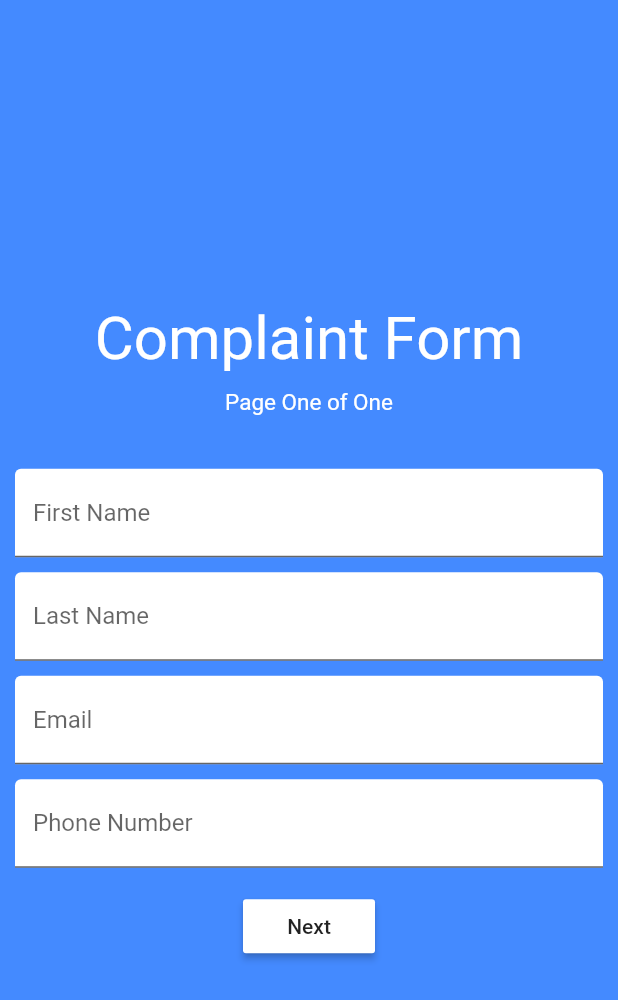
After one commit to CHSCodeForChange/ICRC-App, a Flutter app: the screen it shows after launch, after a tap on "Begin", on a phone screen of 412 x 824 dp. The commit adds this screen. Shown: the top 1000 px of the screen. Run offline on Flutter 3.47's test engine with Material 2 defaults, Android fonts, the phone set to English and light mode, and no system bars.

Commit message:
added basic form stuff

```diff
--- /dev/null
+++ b/lib/pages/form/page_one.dart
@@ -0,0 +1,158 @@
+import 'package:flutter/material.dart';
+import 'package:flutter/widgets.dart';
+
+// Define a Custom Form Widget
+class PageOne extends StatefulWidget {
+  @override
+  PageOneState createState() => new PageOneState();
+}
+
+// Define a corresponding State class. This class will hold the data related to
+// the form.
+class PageOneState extends State<PageOne> {
+  // Create a global key that will uniquely identify the Form widget and allow
+  // us to validate the form
+  //
+  // Note: This is a `GlobalKey<FormState>`, not a GlobalKey<MyCustomFormState>!
+  final _formKey = GlobalKey<FormState>();
+
+  final firstname = TextEditingController();
+  final lastname = TextEditingController();
+  final email = TextEditingController();
+  final number = TextEditingController();
+
+  final double formMarginHoriz = 10.0;
+  final double formMarginVert = 5.0;
+
+  bool isNumeric(String s) {
+    if(s == null) {
+      return false;
+    }
+    return double.parse(s, (e) => null) != null;
+  }
+
+  @override
+  Widget build(BuildContext context) {
+    return new Material(
+      color: Colors.blueAccent,
+      child: new Container(
+        child: new Form(
+          key: _formKey,
+          child: new Column(
+            mainAxisAlignment: MainAxisAlignment.center,
+            children: <Widget>[
+              new Container(
+                margin: EdgeInsets.only(top:30.0),
+                child: new Text(
+                  'Complaint Form',
+                  textAlign: TextAlign.center,
+                  style: new TextStyle(fontSize: 40.0, color: Colors.white),
+                )
+              ),
+              new Container(
+                margin: EdgeInsets.only(top:10.0, bottom: 30.0),
+                child: new Text(
+                  'Page One of One',
+                  textAlign: TextAlign.center,
+                  style: new TextStyle(fontSize: 15.0, color: Colors.white),
+                )
+              ),
+              new Container(
+                margin: EdgeInsets.only(top: formMarginVert,  bottom: formMarginVert, left: formMarginHoriz, right: formMarginHoriz),
+                child: new TextFormField(
+                  controller: firstname,
+
+                  decoration: new InputDecoration(
+                    labelText: "First Name",
+                    fillColor: Colors.white,
+                    errorStyle: TextStyle(color: Colors.white),
+                    filled: true,
+                  ),
+                  validator: (value) {
+                    if (value.isEmpty) {
+                      return "Enter some text";
+                    }
+                  },
+                )
+              ),
+              new Container(
+                margin: EdgeInsets.only(top: formMarginVert,  bottom: formMarginVert, left: formMarginHoriz, right: formMarginHoriz),
+                child: new TextFormField(
+                  controller: lastname,
+                  decoration: new InputDecoration(
+                    labelText: "Last Name",
+                    fillColor: Colors.white,
+                    errorStyle: TextStyle(color: Colors.white),
+                    filled: true,
+                  ),
+                  validator: (value) {
+                    if (value.isEmpty) {
+                      return "Enter some text";
+                    }
+                  },
+                )
+              ),
+              new Container(
+                margin: EdgeInsets.only(top: formMarginVert,  bottom: formMarginVert, left: formMarginHoriz, right: formMarginHoriz),
+                child: new TextFormField(
+                  controller: email,
+                  decoration: new InputDecoration(
+                    labelText: "Email",
+                    fillColor: Colors.white,
+                    errorStyle: TextStyle(color: Colors.white),
+                    filled: true,
+                  ),
+                  validator: (value) {
+                    if (value.isEmpty) {
+                      return "Enter some text";
+                    } else if (!value.contains('@') || !value.contains('.')) {
+                      return "Not a valid email";
+                    }
+                  },
+                )
+              ),
+              new Container(
+                margin: EdgeInsets.only(top: formMarginVert,  bottom: formMarginVert, left: formMarginHoriz, right: formMarginHoriz),
+                child: new TextFormField(
+                  controller: number,
+                  decoration: new InputDecoration(
+                    labelText: "Phone Number",
+                    fillColor: Colors.white,
+                    errorStyle: TextStyle(color: Colors.white),
+                    filled: true,
+                  ),
+                  validator: (value) {
+                    if (value.isEmpty) {
+                      return "Enter some text";
+                    } else if (!isNumeric(value)) {
+                      return "Should only contain numbers";
+                    } else if (value.length != 10) {
+                      return "Should be 3 digit area code and 7 digit local number";
+                    }
+                  },
+                )
+              ),
+
+              new Container(
+                margin: EdgeInsets.all(10.0),
+                child: new RaisedButton(
+                  onPressed: () {
+
+                    if (_formKey.currentState.validate()) {
+                      print(firstname.text);
+                      print(lastname.text);
+                      print(email.text);
+                      print(number.text);
+                    }
+                  },
+                  color: Colors.white,
+                  child: Text('Next'),
+                )
+              )
+            ],
+          )
+        )
+      )
+    );
+  }
+}
--- a/lib/pages/home.dart
+++ b/lib/pages/home.dart
@@ -1,14 +1,14 @@
 import 'package:flutter/material.dart';
 import 'package:flutter/widgets.dart';
+import './form/page_one.dart';
 
 class Home extends StatelessWidget {
 
-  void openAddPassMenu () {
-  }
+
   @override
   Widget build(BuildContext context) {
     return new Material(
-      color: Colors.lightBlue,
+      color: Colors.blueAccent,
 
       child: new Container(
         child: Column(
@@ -32,7 +32,18 @@ class Home extends StatelessWidget {
             ),
             new Container(
               margin: EdgeInsets.only(top: 10.0, bottom: 10.0),
-              child: new RaisedButton()
+              child: new RaisedButton(
+                onPressed: () {
+                  Navigator.push(
+                    context,
+                    MaterialPageRoute(builder: (context) => PageOne())
+                  );
+                },
+                color: Colors.white,
+                child: new Text (
+                  'Begin'
+                )
+              )
             )
           ],
         )
```
Also changed, not shown: lib/models/form_data.dart (added, +62 -0 lines).
